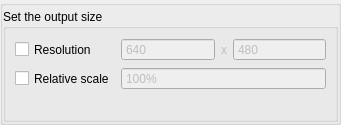
This is src/display/qt/dialogs/ui/output_resolution_dialog.ui in mrehkopf/vcs as Qt 5 draws it before an edit. The edited form follows.
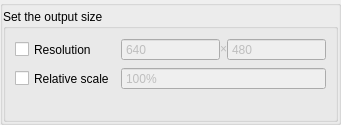
This is the edited form.

Commit message: gui: Use times symbol instead of plain x as resolution separator

What changed in the file:
```diff
--- a/src/display/qt/dialogs/ui/output_resolution_dialog.ui
+++ b/src/display/qt/dialogs/ui/output_resolution_dialog.ui
@@ -118,6 +118,9 @@
          </item>
          <item row="0" column="1">
           <layout class="QHBoxLayout" name="horizontalLayout_11">
+           <property name="spacing">
+            <number>0</number>
+           </property>
            <item>
             <widget class="QSpinBox" name="spinBox_outputResX">
              <property name="enabled">
@@ -155,7 +158,10 @@
               </sizepolicy>
              </property>
              <property name="text">
-              <string>x</string>
+              <string>&amp;times;</string>
+             </property>
+             <property name="textFormat">
+              <enum>Qt::RichText</enum>
              </property>
              <property name="alignment">
               <set>Qt::AlignCenter</set>
```
The commit also changes 8 other files.
